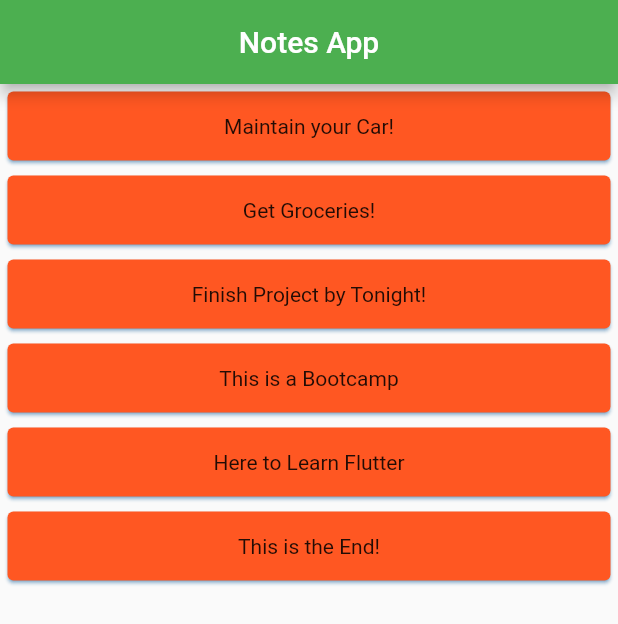
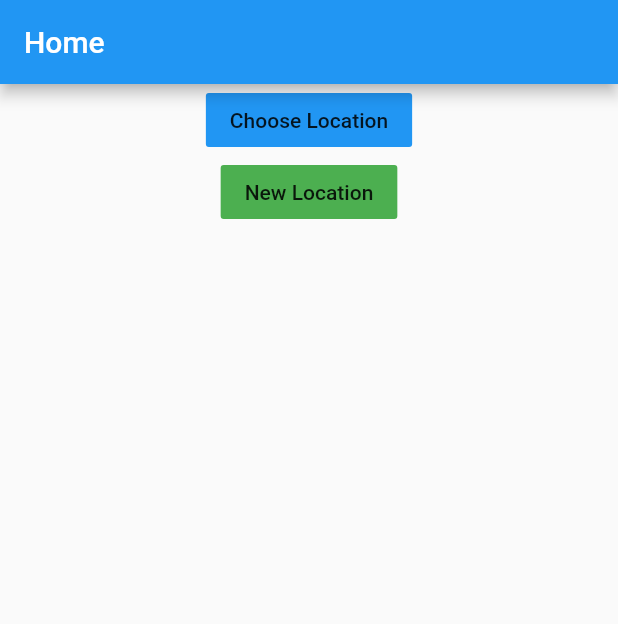
Before and after one commit to gokuldh/bootcamo_04_march, a Flutter app: the screen it shows after launch, on a phone screen of 412 x 824 dp. Shown: the top 624 px of the screen. Run offline on Flutter 3.47's test engine with Material 2 defaults, Android fonts, the phone set to English and light mode, and no system bars.

Commit message:
Day 4 part 3
Navigation between pages

```diff
--- a/lib/main.dart
+++ b/lib/main.dart
@@ -1,62 +1,15 @@
 import 'package:flutter/material.dart';
 import 'strings.dart';
+import 'package:bootcamo_04_march/pages/choose_location.dart';
+import 'package:bootcamo_04_march/pages/home.dart';
+import 'package:bootcamo_04_march/pages/new_location.dart';
 
-void main(){
+void main() => runApp(MaterialApp(
+  initialRoute: '/home',
+  routes: {
+    '/home': (context) => Home(),
+    '/location': (context) => ChooseLocation(),
+    '/newlocation': (context) => NewLocation(),
+  },
 
-  runApp(FlutterBootcamp());
-}
-
-class FlutterBootcamp extends StatefulWidget{
-  @override
-  _FlutterBootcamp createState() => _FlutterBootcamp();
-
-}
-
-class _FlutterBootcamp extends State<FlutterBootcamp>{
-
-  List<String> notes = [
-    "Maintain your Car!",
-    "Get Groceries!",
-    "Finish Project by Tonight!",
-    "This is a Bootcamp",
-    "Here to Learn Flutter",
-    "This is the End!"
-  ];
-
-  Widget cardTemplate(singlenote){
-    return Card(
-      color: Colors.deepOrange,
-      shadowColor: Colors.blue,
-      margin: EdgeInsets.all(5),
-      child: Padding(
-        padding: EdgeInsets.all(15),
-        child: Column(
-          children: [
-            Text(
-                singlenote,
-            ),
-          ],
-        ),
-      ),
-    );
-  }
-
-
-  @override
-  Widget build(BuildContext context) {
-    return MaterialApp(
-      home: Scaffold(
-        appBar: AppBar(
-          title: Text("Notes App"),
-          centerTitle: true,
-          backgroundColor: Colors.green,
-        ),
-        body: Column(
-          crossAxisAlignment: CrossAxisAlignment.stretch,
-          children: notes.map((singlenote) => cardTemplate(singlenote)).toList(),
-        ),
-      ),
-    );
-  }
-
-}
+));
--- /dev/null
+++ b/lib/pages/home.dart
@@ -0,0 +1,41 @@
+import 'package:flutter/cupertino.dart';
+import 'package:flutter/material.dart';
+
+class Home extends StatefulWidget{
+  @override
+  _Home createState() => _Home();
+
+}
+
+class _Home extends State<Home>{
+  @override
+  Widget build(BuildContext context) {
+    return Scaffold(
+      appBar: AppBar(
+        title: Text("Home"),
+      ),
+      body: Center(
+        child: Column(
+          children: [
+            FlatButton(
+              onPressed: (){
+                Navigator.pushNamed(context, '/location');
+              },
+              child: Text("Choose Location"),
+              color: Colors.blue,
+            ),
+            FlatButton(
+              onPressed: (){
+                Navigator.pushNamed(context, '/newlocation');
+              },
+              child: Text("New Location"),
+              color: Colors.green,
+            ),
+
+          ],
+        ),
+      ),
+    );
+  }
+
+}
```
Also changed, not shown: lib/pages/choose_location.dart (added, +24 -0 lines), lib/pages/new_location.dart (added, +24 -0 lines).
